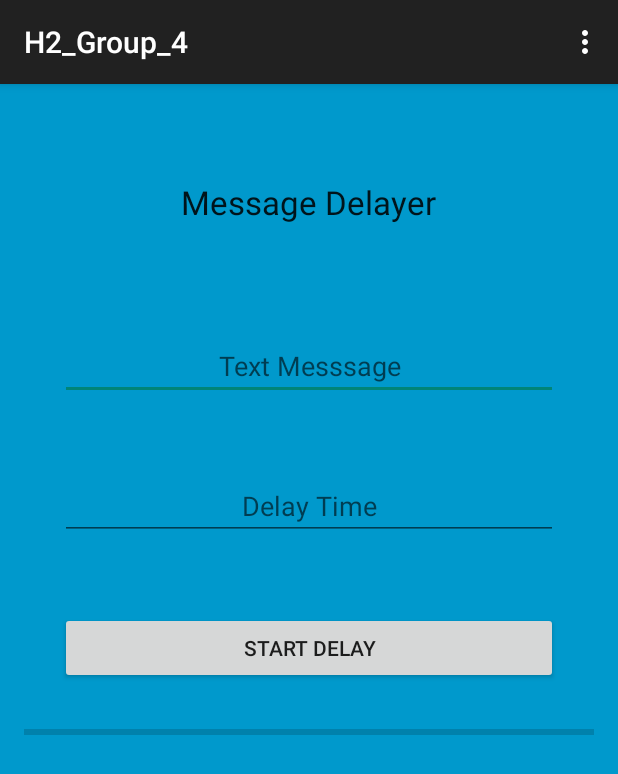
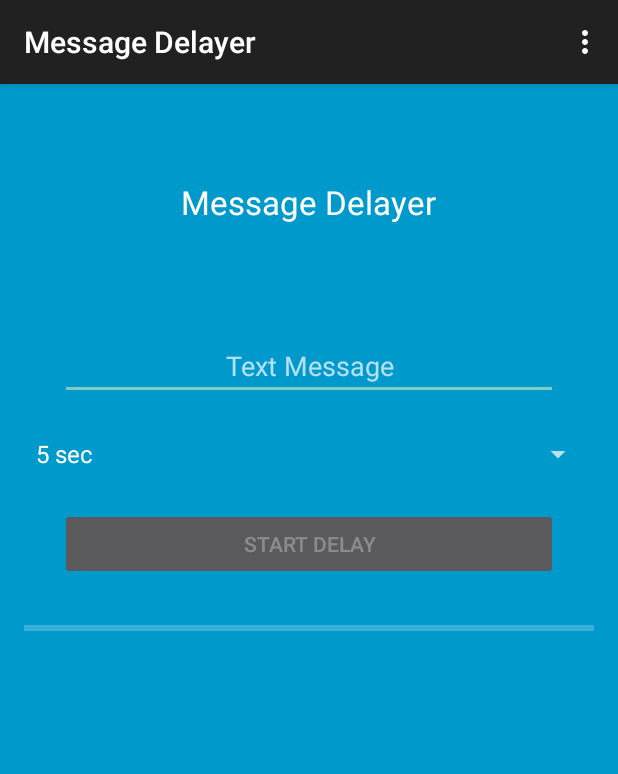
Before and after one commit to Jacobmose/ITSMAP, an Android app: the screen it shows after launch (MainActivity), after a tap on "START DELAY", on a phone screen of 412 x 824 dp. Shown: the top 774 px of the screen. Run offline under Robolectric (Android 15) with nearby library versions, the phone set to English and light mode, and no system bars.

Commit message:
Det færdige arbejde til appen. Frederik Andersen 10-09-2015

```diff
--- a/Handins/Handin_2/H2_Group_4/app/src/main/AndroidManifest.xml
+++ b/Handins/Handin_2/H2_Group_4/app/src/main/AndroidManifest.xml
@@ -9,7 +9,7 @@
         android:theme="@style/AppTheme" >
         <activity
             android:name=".MainActivity"
-            android:label="@string/app_name"
+            android:label="@string/title_mainActivity"
             android:launchMode="singleInstance">
             <intent-filter>
                 <action android:name="android.intent.action.MAIN" />
@@ -28,10 +28,6 @@
             android:exported="true" >
         </service>
 
-        <receiver android:name="ProgressReciever">
-
-        </receiver>
-
     </application>
 
 </manifest>
--- a/Handins/Handin_2/H2_Group_4/app/src/main/java/com/jacobmosehansen/h2_group_4/Activity2.java
+++ b/Handins/Handin_2/H2_Group_4/app/src/main/java/com/jacobmosehansen/h2_group_4/Activity2.java
@@ -1,8 +1,8 @@
 package com.jacobmosehansen.h2_group_4;
 
-import android.content.Intent;
 import android.support.v7.app.AppCompatActivity;
 import android.os.Bundle;
+import android.util.Log;
 import android.view.Menu;
 import android.view.MenuItem;
 import android.widget.TextView;
@@ -15,6 +15,7 @@ public class Activity2 extends AppCompatActivity {
     protected void onCreate(Bundle savedInstanceState) {
         super.onCreate(savedInstanceState);
         setContentView(R.layout.activity_2);
+        Log.i("Activity2", "onCreate called");
 
         TextView tvMessage = (TextView) findViewById(R.id.tv_receivedMessage);
 
--- a/Handins/Handin_2/H2_Group_4/app/src/main/java/com/jacobmosehansen/h2_group_4/MainActivity.java
+++ b/Handins/Handin_2/H2_Group_4/app/src/main/java/com/jacobmosehansen/h2_group_4/MainActivity.java
@@ -11,12 +11,14 @@ import android.util.Log;
 import android.view.Menu;
 import android.view.MenuItem;
 import android.view.View;
+import android.widget.ArrayAdapter;
 import android.widget.Button;
 import android.widget.EditText;
 import android.widget.ProgressBar;
+import android.widget.Spinner;
 import android.widget.TextView;
 
-import java.util.Timer;
+import java.util.ArrayList;
 
 public class MainActivity extends AppCompatActivity {
 
@@ -24,32 +26,47 @@ public class MainActivity extends AppCompatActivity {
     private EditText etMessage;
     private EditText etTime;
     private ProgressBar pbProgressBar;
+    private Spinner mspin;
 
     @Override
     protected void onCreate(Bundle savedInstanceState) {
         super.onCreate(savedInstanceState);
         setContentView(R.layout.activity_main);
 
+        Log.i("MainActivity", "onCreate called");
         btnStartService = (Button) findViewById(R.id.button);
         etMessage = (EditText) findViewById(R.id.et_message);
-        etTime = (EditText) findViewById(R.id.et_time);
         pbProgressBar = (ProgressBar) findViewById(R.id.progressBar);
+        mspin = (Spinner) findViewById(R.id.spinner);
 
-        LocalBroadcastManager.getInstance(this).registerReceiver(myReciever, new IntentFilter("timeMessage"));
+        LocalBroadcastManager.getInstance(this).registerReceiver(myReceiver, new IntentFilter("timeMessage"));
+
+        ArrayList<String> items = new ArrayList<>();
+        for (int i=0; i <= 55; i++)
+        {
+            items.add(Integer.toString(i+5) + " sec");
+        }
+        ArrayAdapter<String> adapter = new ArrayAdapter<>(this,android.R.layout.simple_spinner_item, items);
+        mspin.setAdapter(adapter);
+
+
 
         btnStartService.setOnClickListener(new View.OnClickListener() {
             @Override
             public void onClick(View view) {
+                Log.i("MainActivity", "Button Clicked");
                 Intent timerIntent = new Intent(MainActivity.this, TimerService.class);
 
                 try {
-                    timerIntent.putExtra("Time", Integer.parseInt(etTime.getText().toString()));
+                    timerIntent.putExtra("Time", mspin.getSelectedItemPosition() + 5);
                     timerIntent.putExtra("Message", etMessage.getText().toString());
 
                     startService(timerIntent);
                     btnStartService.setEnabled(false);
                 }
-                catch (NumberFormatException nfe) {}
+                catch (NumberFormatException nfe) {
+                    Log.e("Error", "Error with input values");
+                }
             }
         });
 
@@ -79,12 +96,13 @@ public class MainActivity extends AppCompatActivity {
     }
 
 
-    private BroadcastReceiver myReciever = new BroadcastReceiver(){
+    private BroadcastReceiver myReceiver = new BroadcastReceiver(){
         @Override
         public void onReceive(Context context, Intent intent) {
+            Log.i("MainActivity", "Broadcast Reciever");
             Long pbTime = intent.getExtras().getLong("ProgressTime");
-            pbProgressBar.setMax(Integer.parseInt(etTime.getText().toString()));
-            pbProgressBar.setProgress(Integer.parseInt(etTime.getText().toString())-pbTime.intValue());
+            pbProgressBar.setMax(mspin.getSelectedItemPosition()+5);
+            pbProgressBar.setProgress(mspin.getSelectedItemPosition()+5-pbTime.intValue());
             if(pbTime == 0)
             {
                 btnStartService.setEnabled(true);
--- a/Handins/Handin_2/H2_Group_4/app/src/main/res/layout/activity_2.xml
+++ b/Handins/Handin_2/H2_Group_4/app/src/main/res/layout/activity_2.xml
@@ -25,6 +25,7 @@
         android:gravity="center_horizontal"
         android:paddingTop="140dp"
         android:text=""
-        android:layout_centerInParent="true" />
+        android:layout_centerInParent="true"
+        android:textColor="@color/black"/>
 
 </RelativeLayout>
--- a/Handins/Handin_2/H2_Group_4/app/src/main/res/layout/activity_main.xml
+++ b/Handins/Handin_2/H2_Group_4/app/src/main/res/layout/activity_main.xml
@@ -1,6 +1,8 @@
 <RelativeLayout xmlns:android="http://schemas.android.com/apk/res/android"
-    xmlns:tools="http://schemas.android.com/tools" android:layout_width="fill_parent"
-    android:layout_height="fill_parent" android:paddingLeft="@dimen/activity_horizontal_margin"
+    xmlns:tools="http://schemas.android.com/tools"
+    android:layout_width="fill_parent"
+    android:layout_height="fill_parent"
+    android:paddingLeft="@dimen/activity_horizontal_margin"
     android:paddingRight="@dimen/activity_horizontal_margin"
     android:paddingTop="@dimen/activity_vertical_margin"
     android:paddingBottom="@dimen/activity_vertical_margin"
@@ -46,14 +48,12 @@
             android:layout_height="wrap_content"
             android:gravity="center">
 
-            <EditText
-                android:layout_width="fill_parent"
+            <Spinner
+                android:layout_width="match_parent"
                 android:layout_height="wrap_content"
-                android:inputType="numberSigned"
-                android:id="@+id/et_time"
-                android:gravity="center"
-                android:layout_margin="24dp"
-                android:hint="@string/timeDelay" />
+                android:id="@+id/spinner"
+                android:layout_gravity="center"
+                android:gravity="center" />
 
         </TableRow>
 
--- a/Handins/Handin_2/H2_Group_4/app/src/main/res/values/colors.xml
+++ b/Handins/Handin_2/H2_Group_4/app/src/main/res/values/colors.xml
@@ -3,5 +3,6 @@
 
     <item name="blue" type="color">#FF33B5E5</item>
     <item name="darkblue" type="color">#FF0099CC</item>
+    <item name="black" type="color">#000000</item>
 
 </resources>
--- a/Handins/Handin_2/H2_Group_4/app/src/main/res/values/strings.xml
+++ b/Handins/Handin_2/H2_Group_4/app/src/main/res/values/strings.xml
@@ -3,9 +3,9 @@
 
     <string name="hello_world">Hello world!</string>
     <string name="action_settings">Settings</string>
-    <string name="title_activity_2">Activity2</string>
+    <string name="title_activity_2">Your Message</string>
     <string name="timeDelay">Delay Time</string>
-    <string name="textMessage">Text Messsage</string>
+    <string name="textMessage">Text Message</string>
     <string name="startDelay">Start Delay</string>
     <string name="title_mainActivity">Message Delayer</string>
 </resources>
--- a/Handins/Handin_2/H2_Group_4/app/src/main/res/values/styles.xml
+++ b/Handins/Handin_2/H2_Group_4/app/src/main/res/values/styles.xml
@@ -1,7 +1,7 @@
 <resources>
 
     <!-- Base application theme. -->
-    <style name="AppTheme" parent="Theme.AppCompat.Light.DarkActionBar">
+    <style name="AppTheme" parent="Theme.AppCompat">
         <!-- Customize your theme here. -->
     </style>
 
```
Also changed, not shown: Handins/Handin_2/H2_Group_4/app/src/main/java/com/jacobmosehansen/h2_group_4/TimerService.java (+4 -3 lines), Handins/Handin_2/H2_Group_4/app/src/main/ic_launcher-web.png (added), Handins/Handin_2/H2_Group_4/app/src/main/res/mipmap-hdpi/ic_launcher.png, Handins/Handin_2/H2_Group_4/app/src/main/res/mipmap-mdpi/ic_launcher.png, Handins/Handin_2/H2_Group_4/app/src/main/res/mipmap-xhdpi/ic_launcher.png, Handins/Handin_2/H2_Group_4/app/src/main/res/mipmap-xxhdpi/ic_launcher.png, Handins/Handin_2/H2_Group_4/app/src/main/res/mipmap-xxxhdpi/ic_launcher.png (added), 2 other files.
